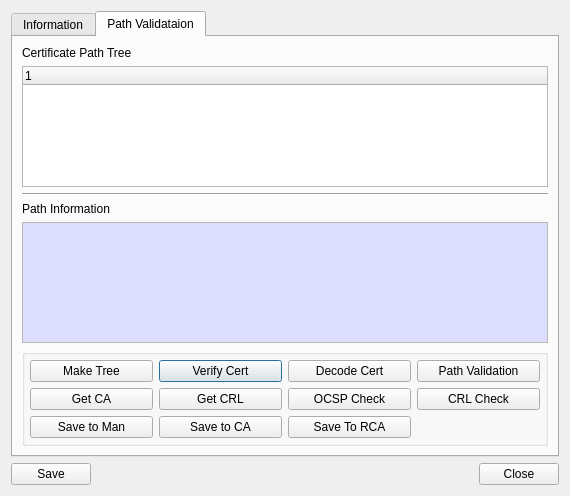
Old version of the form BerEditor/cert_info_dlg.ui in the repository jykim74/BerEditor.
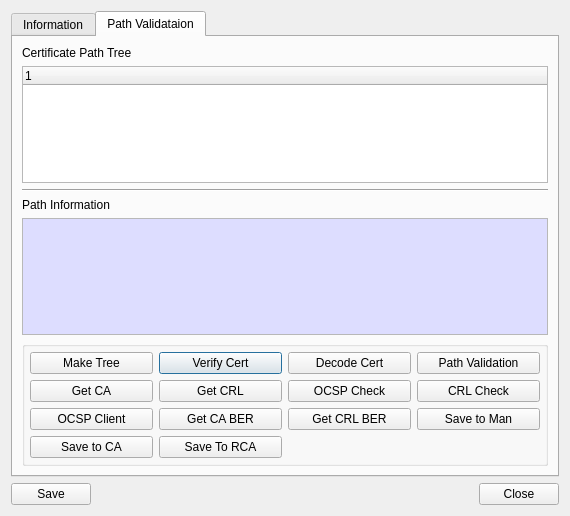
New version of the form.

Commit message: 인증서 정보에서 OCSP 클리이언트, CA CRL BER 가져오기 지원

```diff
--- a/BerEditor/cert_info_dlg.ui
+++ b/BerEditor/cert_info_dlg.ui
@@ -7,7 +7,7 @@
     <x>0</x>
     <y>0</y>
     <width>570</width>
-    <height>496</height>
+    <height>516</height>
    </rect>
   </property>
   <property name="windowTitle">
@@ -308,20 +308,41 @@
              </widget>
             </item>
             <item row="2" column="0">
+             <widget class="QPushButton" name="mOCSPClientBtn">
+              <property name="text">
+               <string>OCSP Client</string>
+              </property>
+             </widget>
+            </item>
+            <item row="2" column="1">
+             <widget class="QPushButton" name="mGetCA_BERBtn">
+              <property name="text">
+               <string>Get CA BER</string>
+              </property>
+             </widget>
+            </item>
+            <item row="2" column="2">
+             <widget class="QPushButton" name="mGetCRL_BERBtn">
+              <property name="text">
+               <string>Get CRL BER</string>
+              </property>
+             </widget>
+            </item>
+            <item row="2" column="3">
              <widget class="QPushButton" name="mSaveToManBtn">
               <property name="text">
                <string>Save to Man</string>
               </property>
              </widget>
             </item>
-            <item row="2" column="1">
+            <item row="3" column="0">
              <widget class="QPushButton" name="mSaveToCABtn">
               <property name="text">
                <string>Save to CA</string>
               </property>
              </widget>
             </item>
-            <item row="2" column="2">
+            <item row="3" column="1">
              <widget class="QPushButton" name="mSaveTrustedCABtn">
               <property name="text">
                <string>Save To RCA</string>
```
Left out of the diff: 65 changed lines with no effect on the pictures. The commit also changes 11 other files.
